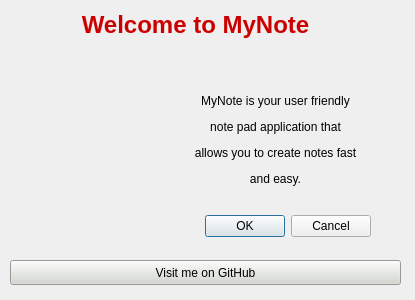
The window that aboutmynote.ui (davidmcdonald/MyNote) describes before a commit, drawn with Qt 5.
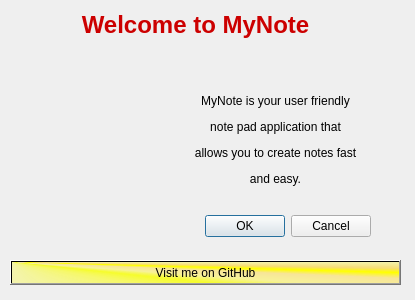
The same window after the commit. Icons and pictures are not drawn.

```diff
--- a/aboutmynote.ui
+++ b/aboutmynote.ui
@@ -97,7 +97,8 @@
     </rect>
    </property>
    <property name="styleSheet">
-    <string notr="true">background-color: rgb(211, 215, 207);</string>
+    <string notr="true">background-color: rgb(211, 215, 207);
+background-color: qconicalgradient(cx:0, cy:0, angle:135, stop:0 rgba(255, 255, 0, 69), stop:0.375 rgba(255, 255, 0, 69), stop:0.423533 rgba(251, 255, 0, 145), stop:0.45 rgba(247, 255, 0, 208), stop:0.477581 rgba(255, 244, 71, 130), stop:0.518717 rgba(255, 218, 71, 130), stop:0.55 rgba(255, 255, 0, 255), stop:0.57754 rgba(255, 203, 0, 130), stop:0.625 rgba(255, 255, 0, 69), stop:1 rgba(255, 255, 0, 69));</string>
    </property>
    <property name="text">
     <string>Visit me on GitHub</string>
```
